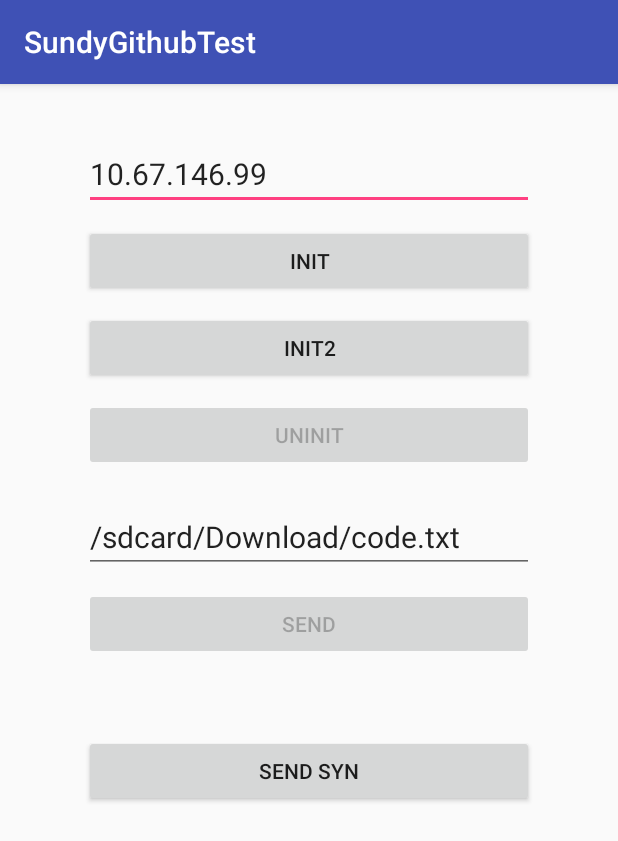
After one commit to Llaria/SundyGithubTest, an Android app: the AclasTestActivity screen opened directly, with no data from a screen before it, on a phone screen of 412 x 824 dp. The commit adds this screen. Shown: the top 841 px of the screen. Run offline under Robolectric (Android 15) with nearby library versions, the phone set to English and light mode, and no system bars.

Commit message:
我在coding...

```diff
--- a/app/build.gradle
+++ b/app/build.gradle
@@ -26,4 +26,5 @@ dependencies {
     testImplementation 'junit:junit:4.12'
     androidTestImplementation 'com.android.support.test:runner:1.0.2'
     androidTestImplementation 'com.android.support.test.espresso:espresso-core:3.0.2'
+    implementation files('libs/AclasLSToolSdk.jar')
 }
--- a/app/src/main/AndroidManifest.xml
+++ b/app/src/main/AndroidManifest.xml
@@ -1,6 +1,10 @@
 <?xml version="1.0" encoding="utf-8"?>
 <manifest xmlns:android="http://schemas.android.com/apk/res/android"
     package="sun.sundy.sundygithubtest">
+
+    <uses-permission android:name="android.permission.INTERNET" />
+    <uses-permission android:name="android.permission.ACCESS_NETWORK_STATE" />
+    <uses-permission android:name="android.permission.READ_EXTERNAL_STORAGE"/>
 
     <application
         android:allowBackup="true"
@@ -16,6 +20,7 @@
                 <category android:name="android.intent.category.LAUNCHER" />
             </intent-filter>
         </activity>
+        <activity android:name=".AclasTestActivity"></activity>
     </application>
 
 </manifest>
--- /dev/null
+++ b/app/src/main/res/layout/activity_aclas_test.xml
@@ -0,0 +1,101 @@
+<LinearLayout xmlns:android="http://schemas.android.com/apk/res/android"
+    xmlns:tools="http://schemas.android.com/tools"
+    android:layout_width="match_parent"
+    android:layout_height="wrap_content"
+    android:paddingBottom="@dimen/activity_vertical_margin"
+    android:paddingLeft="@dimen/activity_horizontal_margin"
+    android:paddingRight="@dimen/activity_horizontal_margin"
+    android:paddingTop="@dimen/activity_vertical_margin"
+    tools:context=".MainActivity"
+    android:orientation="vertical" >
+
+    <Space
+        android:layout_width="match_parent"
+        android:layout_height="20dip" />
+
+    <EditText
+        android:id="@+id/etIp"
+        android:layout_width="300dip"
+        android:layout_height="wrap_content"
+        android:lines="1"
+        android:maxLength="15"
+        android:maxLines="1"
+        android:text="10.67.146.99"
+        android:layout_gravity="center_horizontal"
+        android:textSize="20dip"/>
+
+    <Space
+        android:layout_width="match_parent"
+        android:layout_height="10dip" />
+
+    <Button
+        android:id="@+id/btn_init"
+        android:layout_width="300dip"
+        android:layout_height="wrap_content"
+        android:layout_gravity="center_horizontal"
+        android:layout_weight="1"
+        android:text="init" />
+    <Space
+        android:layout_width="match_parent"
+        android:layout_height="10dip" />
+
+    <Button
+        android:id="@+id/btn_init2"
+        android:layout_width="300dip"
+        android:layout_height="wrap_content"
+        android:layout_gravity="center_horizontal"
+        android:layout_weight="1"
+        android:text="init2" />
+    <Space
+        android:layout_width="match_parent"
+        android:layout_height="10dip" />
+
+    <Button
+        android:id="@+id/btn_uninit"
+        android:layout_width="300dip"
+        android:layout_height="wrap_content"
+        android:layout_gravity="center_horizontal"
+        android:layout_weight="1"
+        android:text="uninit" />
+    <Space
+        android:layout_width="match_parent"
+        android:layout_height="20dip" />
+
+    <EditText
+        android:id="@+id/etPath"
+        android:layout_width="300dip"
+        android:layout_height="wrap_content"
+        android:lines="1"
+        android:maxLength="100"
+        android:maxLines="1"
+        android:text="/sdcard/Download/code.txt"
+        android:layout_gravity="center_horizontal"
+        android:textSize="20dip"/>
+
+    <Space
+        android:layout_width="match_parent"
+        android:layout_height="10dip" />
+
+    <Button
+        android:id="@+id/btn_send"
+        android:layout_width="300dip"
+        android:layout_height="wrap_content"
+        android:layout_gravity="center_horizontal"
+        android:layout_weight="1"
+        android:text="send" />
+    <Space
+        android:layout_width="match_parent"
+        android:layout_height="50dip" />
+
+    <Button
+        android:id="@+id/btn_sendSyn"
+        android:layout_width="300dip"
+        android:layout_height="wrap_content"
+        android:layout_gravity="center_horizontal"
+        android:layout_weight="1"
+        android:text="send syn" />
+    <Space
+        android:layout_width="match_parent"
+        android:layout_height="50dip" />
+
+</LinearLayout>
--- /dev/null
+++ b/app/src/main/res/values/dimens.xml
@@ -0,0 +1,4 @@
+<resources>
+    <dimen name="activity_horizontal_margin">16dp</dimen>
+    <dimen name="activity_vertical_margin">16dp</dimen>
+</resources>
```
Also changed, not shown: app/src/main/java/sun/sundy/sundygithubtest/AclasTestActivity.java (added, +302 -0 lines), app/src/main/java/sun/sundy/sundygithubtest/MainActivity.java (+6 -2 lines), app/src/main/res/layout/activity_main.xml (+7 -10 lines), app/libs/AclasLSToolSdk.jar (added), 1 other file.
